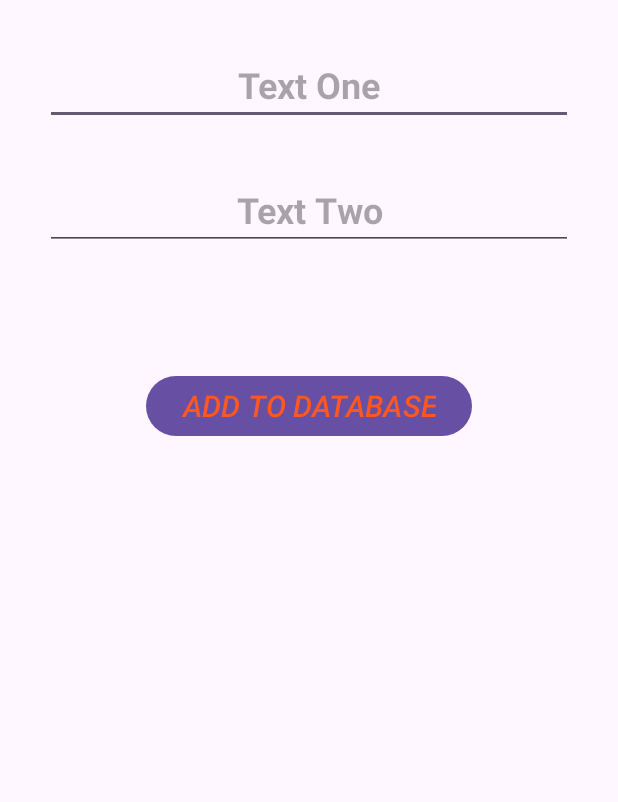
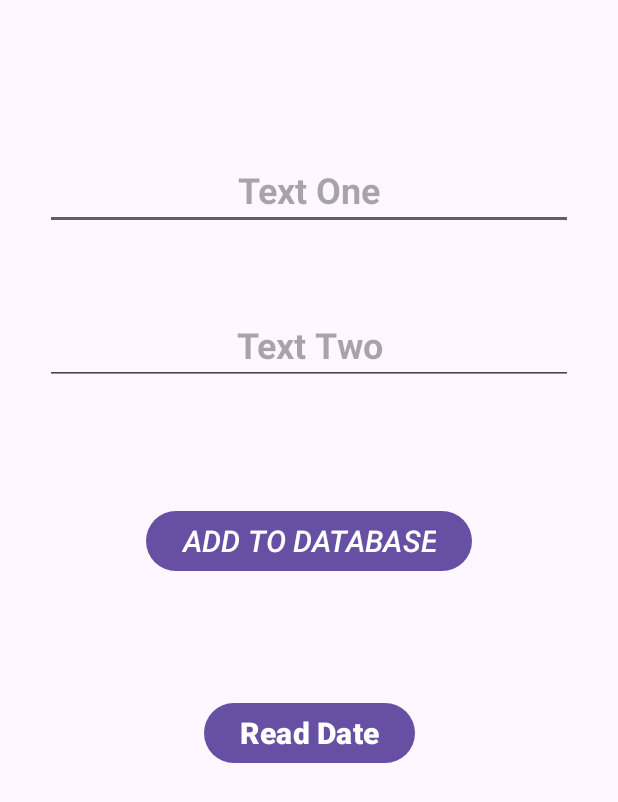
Before and after one commit to 3mohamed-abdelfattah/SQLite, an Android app: the layout activity_main.xml on its own in the app's theme, with its tools: preview values and no code run, on a phone screen of 412 x 824 dp. Shown: the top 802 px of the screen. Run offline under Robolectric (Android 15) with nearby library versions, the phone set to English and light mode, and no system bars.

Commit message:
Read Data from Table

```diff
--- a/app/src/main/res/layout/activity_main.xml
+++ b/app/src/main/res/layout/activity_main.xml
@@ -11,13 +11,15 @@
         android:id="@+id/input_title_one"
         android:layout_width="match_parent"
         android:layout_height="wrap_content"
-        android:layout_margin="30dp"
-        android:layout_marginTop="50dp"
+        android:layout_marginStart="30dp"
+        android:layout_marginTop="100dp"
+        android:layout_marginEnd="30dp"
         android:hint="@string/text_one"
         android:textAlignment="center"
         android:textSize="24sp"
         android:textStyle="bold"
         app:layout_constraintEnd_toEndOf="parent"
+        app:layout_constraintHorizontal_bias="0.266"
         app:layout_constraintStart_toStartOf="parent"
         app:layout_constraintTop_toTopOf="parent" />
 
@@ -25,8 +27,9 @@
         android:id="@+id/input_title_two"
         android:layout_width="match_parent"
         android:layout_height="wrap_content"
-        android:layout_margin="30dp"
+        android:layout_marginStart="30dp"
         android:layout_marginTop="50dp"
+        android:layout_marginEnd="30dp"
         android:hint="@string/text_two"
         android:textAlignment="center"
         android:textSize="24sp"
@@ -41,11 +44,22 @@
         android:layout_height="wrap_content"
         android:layout_marginTop="80dp"
         android:text="@string/add_to_database"
-        android:textColor="#FF5722"
         android:textSize="20sp"
         android:textStyle="italic"
         app:layout_constraintEnd_toEndOf="parent"
         app:layout_constraintStart_toStartOf="parent"
         app:layout_constraintTop_toBottomOf="@id/input_title_two" />
 
+    <Button
+        android:id="@+id/button_data_read"
+        android:layout_width="wrap_content"
+        android:layout_height="wrap_content"
+        android:layout_marginTop="80dp"
+        android:text="@string/read_date"
+        android:textSize="20sp"
+        android:textStyle="bold"
+        app:layout_constraintEnd_toEndOf="parent"
+        app:layout_constraintStart_toStartOf="parent"
+        app:layout_constraintTop_toBottomOf="@id/button_data_save" />
+
 </androidx.constraintlayout.widget.ConstraintLayout>
--- a/app/src/main/res/values/strings.xml
+++ b/app/src/main/res/values/strings.xml
@@ -3,4 +3,5 @@
     <string name="text_one">Text One</string>
     <string name="text_two">Text Two</string>
     <string name="add_to_database">ADD TO DATABASE</string>
+    <string name="read_date">Read Date</string>
 </resources>
```
Also changed, not shown: app/src/main/java/com/example/sqlite/MainActivity.kt (+25 -1 lines).
